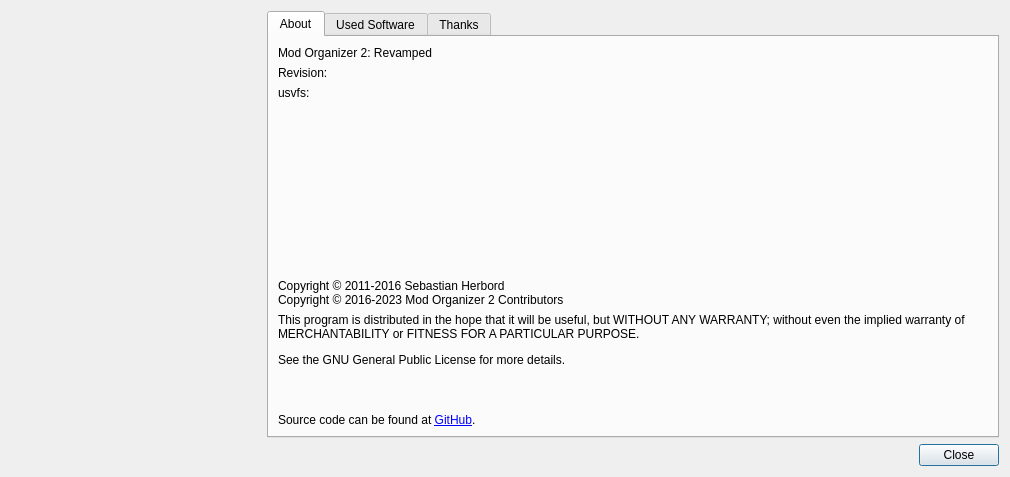
The window that source/modorganizer/src/aboutdialog.ui (ArialSenki/MO2-Revamped) describes before a commit, drawn with Qt 5.
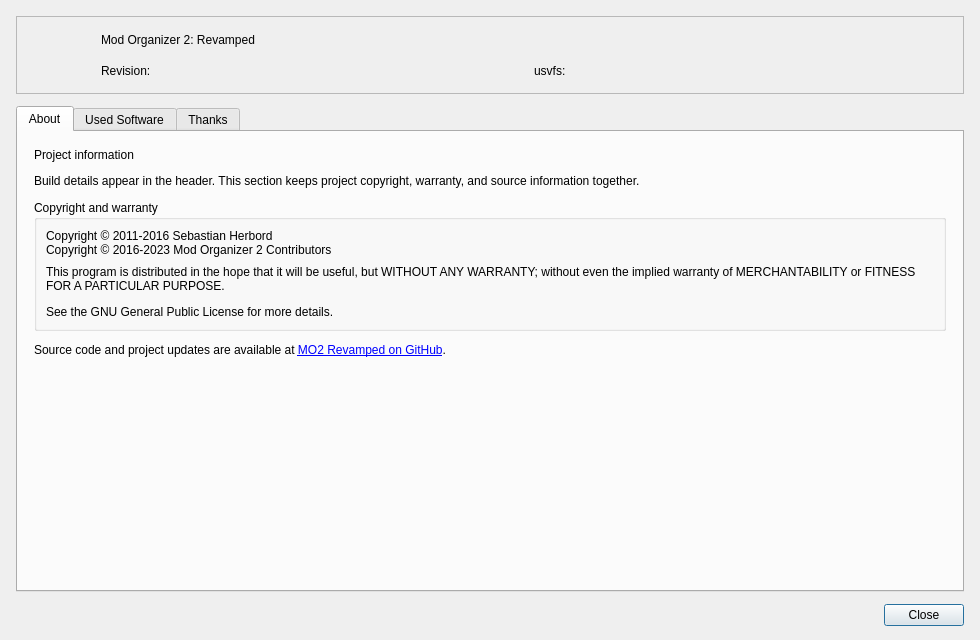
The same window after the commit. Icons and pictures are not drawn. Custom widgets are drawn as their Qt base class.

Commit message: Prepare MO2 Revamped 1.0.0 stable release

What changed in the file:
```diff
--- a/source/modorganizer/src/aboutdialog.ui
+++ b/source/modorganizer/src/aboutdialog.ui
@@ -6,49 +6,71 @@
    <rect>
     <x>0</x>
     <y>0</y>
-    <width>1010</width>
-    <height>477</height>
+    <width>980</width>
+    <height>640</height>
    </rect>
   </property>
+  <property name="minimumSize">
+   <size>
+    <width>860</width>
+    <height>540</height>
+   </size>
+  </property>
   <property name="windowTitle">
    <string>About</string>
   </property>
   <layout class="QVBoxLayout" name="verticalLayout">
-   <item>
-    <layout class="QHBoxLayout" name="horizontalLayout_2">
-     <item>
-      <layout class="QVBoxLayout" name="verticalLayout_3">
-       <item>
-        <spacer name="verticalSpacer_3">
-         <property name="orientation">
-          <enum>Qt::Vertical</enum>
-         </property>
-         <property name="sizeHint" stdset="0">
-          <size>
-           <width>20</width>
-           <height>40</height>
-          </size>
-         </property>
-        </spacer>
-       </item>
+   <property name="spacing">
+    <number>12</number>
+   </property>
+   <property name="leftMargin">
+    <number>16</number>
+   </property>
+   <property name="topMargin">
+    <number>16</number>
+   </property>
+   <property name="rightMargin">
+    <number>16</number>
+   </property>
+   <property name="bottomMargin">
+    <number>14</number>
+   </property>
        <item>
+    <widget class="QFrame" name="aboutHeaderCard">
+     <property name="frameShape">
+      <enum>QFrame::StyledPanel</enum>
+     </property>
+     <property name="frameShadow">
+      <enum>QFrame::Plain</enum>
+     </property>
+     <layout class="QHBoxLayout" name="aboutHeaderLayout" stretch="0,1">
+      <property name="spacing">
+       <number>14</number>
+      </property>
+      <property name="leftMargin">
+       <number>14</number>
+      </property>
+      <property name="topMargin">
+       <number>10</number>
+      </property>
+      <property name="rightMargin">
+       <number>14</number>
+      </property>
+      <property name="bottomMargin">
+       <number>10</number>
+      </property>
+      <item alignment="Qt::AlignVCenter">
         <widget class="QLabel" name="iconLabel">
-         <property name="sizePolicy">
-          <sizepolicy hsizetype="Minimum" vsizetype="Minimum">
-           <horstretch>0</horstretch>
-           <verstretch>0</verstretch>
-          </sizepolicy>
-         </property>
          <property name="minimumSize">
           <size>
-           <width>250</width>
-           <height>250</height>
+          <width>56</width>
+          <height>56</height>
           </size>
          </property>
          <property name="maximumSize">
           <size>
-           <width>250</width>
-           <height>250</height>
+          <width>56</width>
+          <height>56</height>
           </size>
          </property>
          <property name="text">
@@ -61,35 +83,27 @@
           <bool>true</bool>
          </property>
          <property name="alignment">
-          <set>Qt::AlignLeading|Qt::AlignLeft|Qt::AlignVCenter</set>
+         <set>Qt::AlignCenter</set>
          </property>
         </widget>
        </item>
        <item>
-        <spacer name="verticalSpacer_2">
-         <property name="orientation">
-          <enum>Qt::Vertical</enum>
-         </property>
-         <property name="sizeHint" stdset="0">
-          <size>
-           <width>20</width>
-           <height>40</height>
-          </size>
-         </property>
-        </spacer>
-       </item>
-      </layout>
-     </item>
-     <item>
-      <widget class="QTabWidget" name="tabWidget">
-       <property name="currentIndex">
+       <layout class="QVBoxLayout" name="aboutIdentityLayout">
+        <property name="spacing">
+         <number>5</number>
+        </property>
+        <property name="leftMargin">
+         <number>0</number>
+        </property>
+        <property name="topMargin">
         <number>0</number>
        </property>
-       <widget class="QWidget" name="about">
-        <attribute name="title">
-         <string>About</string>
-        </attribute>
-        <layout class="QVBoxLayout" name="verticalLayout_2">
+        <property name="rightMargin">
+         <number>0</number>
+        </property>
+        <property name="bottomMargin">
+         <number>0</number>
+        </property>
          <item>
           <widget class="QLabel" name="nameLabel">
            <property name="text">
@@ -98,6 +112,11 @@
           </widget>
          </item>
          <item>
+         <layout class="QHBoxLayout" name="buildMetadataLayout">
+          <property name="spacing">
+           <number>18</number>
+          </property>
+          <item>
           <widget class="QLabel" name="revisionLabel">
            <property name="text">
             <string>Revision:</string>
@@ -111,19 +130,64 @@
            </property>
           </widget>
          </item>
+         </layout>
+        </item>
+       </layout>
+      </item>
+     </layout>
+    </widget>
+   </item>
          <item>
-          <spacer name="verticalSpacer">
-           <property name="orientation">
-            <enum>Qt::Vertical</enum>
-           </property>
-           <property name="sizeHint" stdset="0">
-            <size>
-             <width>20</width>
-             <height>40</height>
-            </size>
-           </property>
-          </spacer>
+      <widget class="QTabWidget" name="tabWidget">
+       <property name="currentIndex">
+        <number>0</number>
+       </property>
+       <widget class="QWidget" name="about">
+       <attribute name="title">
+        <string>About</string>
+       </attribute>
+        <layout class="QVBoxLayout" name="aboutPageLayout">
+         <property name="spacing">
+          <number>12</number>
+         </property>
+         <property name="leftMargin">
+          <number>16</number>
+         </property>
+         <property name="topMargin">
+          <number>16</number>
+         </property>
+         <property name="rightMargin">
+          <number>16</number>
+         </property>
+         <property name="bottomMargin">
+          <number>16</number>
+         </property>
+         <item>
+          <widget class="QLabel" name="aboutPageHeading">
+           <property name="text">
+            <string>Project information</string>
+           </property>
+          </widget>
          </item>
+         <item>
+          <widget class="QLabel" name="aboutSummary">
+           <property name="text">
+            <string>Build details appear in the header. This section keeps project copyright, warranty, and source information together.</string>
+           </property>
+           <property name="wordWrap">
+            <bool>true</bool>
+           </property>
+          </widget>
+         </item>
+         <item>
+          <widget class="QGroupBox" name="legalGroup">
+           <property name="title">
+            <string>Copyright and warranty</string>
+           </property>
+           <layout class="QVBoxLayout" name="legalGroupLayout">
+            <property name="spacing">
+             <number>8</number>
+            </property>
          <item>
           <widget class="QLabel" name="label_3">
            <property name="text">
@@ -141,29 +205,32 @@
            </property>
           </widget>
          </item>
-         <item>
-          <spacer name="verticalSpacer_4">
-           <property name="orientation">
-            <enum>Qt::Vertical</enum>
-           </property>
-           <property name="sizeType">
-            <enum>QSizePolicy::Minimum</enum>
-           </property>
-           <property name="sizeHint" stdset="0">
-            <size>
-             <width>20</width>
-             <height>40</height>
-            </size>
-           </property>
-          </spacer>
+           </layout>
+          </widget>
          </item>
          <item>
           <widget class="LinkLabel" name="sourceText">
            <property name="text">
-            <string>&lt;html&gt;&lt;head/&gt;&lt;body&gt;&lt;p&gt;Source code can be found at &lt;a href=&quot;https://github.com/ModOrganizer2/modorganizer&quot;&gt;GitHub&lt;/a&gt;.&lt;/p&gt;&lt;/body&gt;&lt;/html&gt;</string>
+            <string>&lt;html&gt;&lt;head/&gt;&lt;body&gt;&lt;p&gt;Source code and project updates are available at &lt;a href=&quot;https://github.com/ArialSenki/MO2-Revamped&quot;&gt;MO2 Revamped on GitHub&lt;/a&gt;.&lt;/p&gt;&lt;/body&gt;&lt;/html&gt;</string>
            </property>
           </widget>
          </item>
+         <item>
+          <spacer name="aboutPageSpacer">
+           <property name="orientation">
+            <enum>Qt::Vertical</enum>
+           </property>
+           <property name="sizeType">
+            <enum>QSizePolicy::Expanding</enum>
+           </property>
+           <property name="sizeHint" stdset="0">
+            <size>
+             <width>20</width>
+             <height>20</height>
+            </size>
+           </property>
+          </spacer>
+         </item>
         </layout>
        </widget>
        <widget class="QWidget" name="software">
@@ -642,8 +709,6 @@
         </layout>
        </widget>
       </widget>
-     </item>
-    </layout>
    </item>
    <item>
     <layout class="QHBoxLayout" name="horizontalLayout">
```
Left out of the diff: 17 changed lines with no effect on the pictures. Lines whose indentation alone changed are shown as unchanged. The commit also changes 237 other files.
